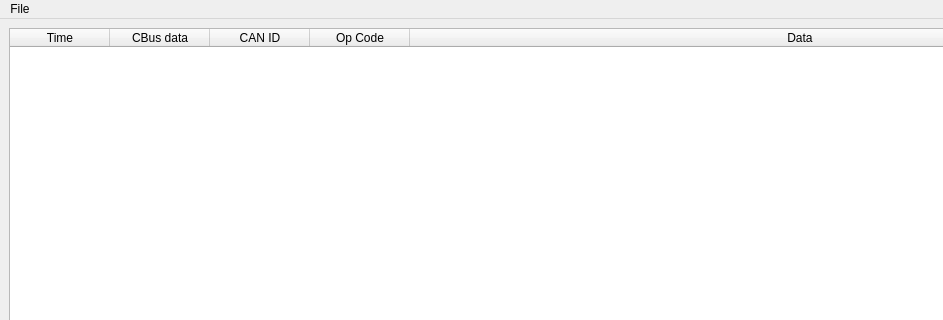
First picture: the form in console.ui, repository penguintutor/pyvlcb, before the edit; both pictures show x 0 to 943 and y 0 to 320 of the 1200 by 580 pixel window.
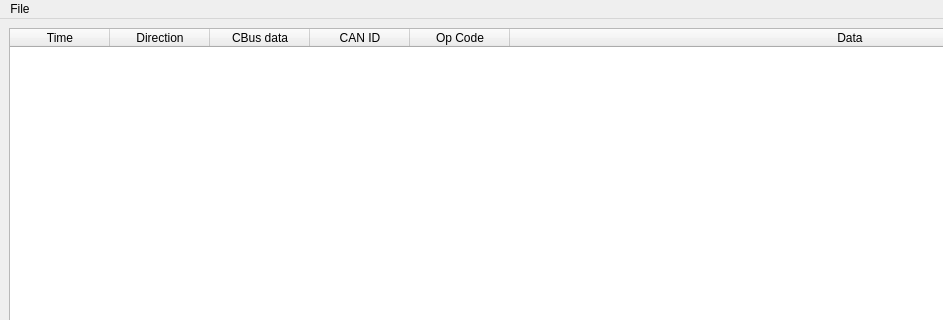
Second picture: the form after the edit.

```diff
--- a/console.ui
+++ b/console.ui
@@ -57,6 +57,11 @@
           <string>Time</string>
          </property>
         </column>
+        <column>
+         <property name="text">
+          <string>Direction</string>
+         </property>
+        </column>
         <column>
          <property name="text">
           <string>CBus data</string>
```
Left out of the diff: 2 changed lines with no effect on the pictures.
